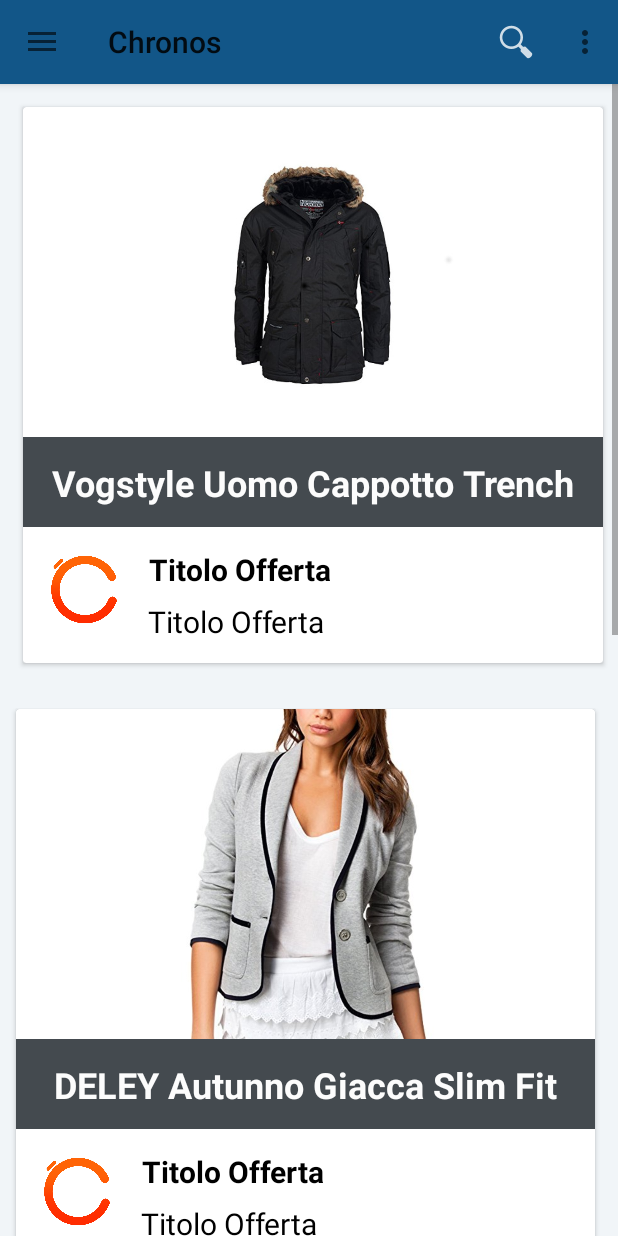
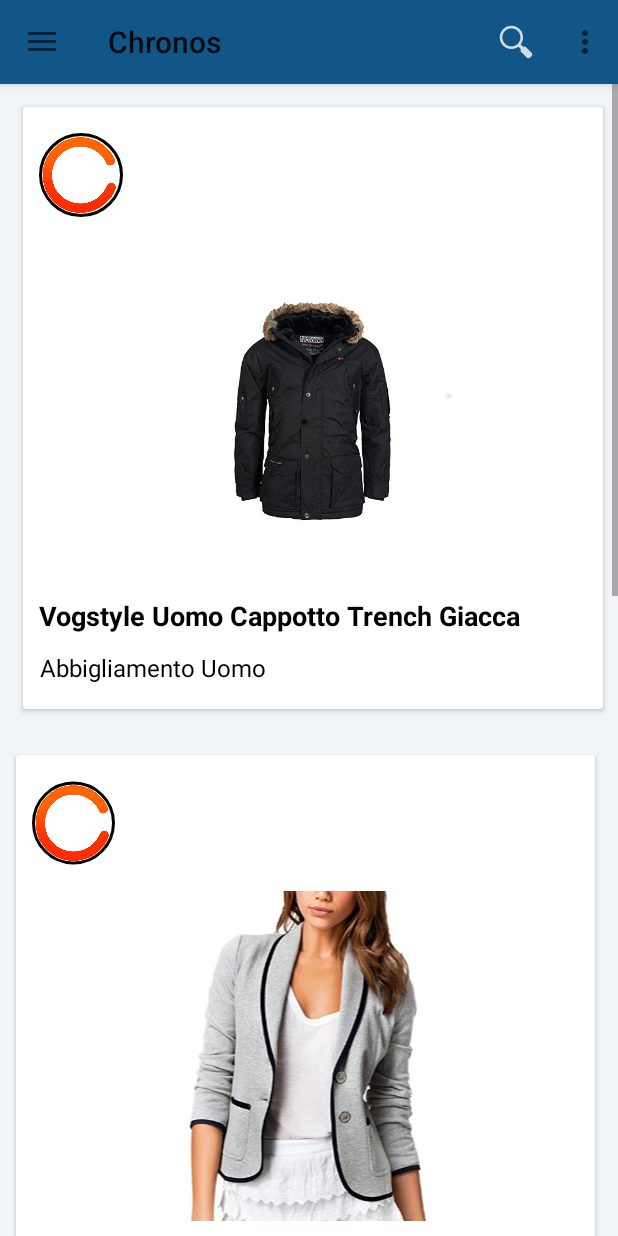
Before and after one commit to GiovanniBalestrieri/ChronosBeta, an Android app: the fragment OffersListFragment placed in its activity, on a phone screen of 412 x 824 dp. Run offline under Robolectric (Android 15) with nearby library versions, the light colour scheme and no system bars; our stand-ins replace CircleImageView, Volley; pictures from the network do not load.

Commit message:
Fixed card adapter

```diff
--- a/app/build.gradle
+++ b/app/build.gradle
@@ -48,6 +48,8 @@
     compile 'com.android.volley:volley:1.0.0'
     testCompile 'junit:junit:4.12'
 
+    // Circular profile pic
+    compile 'de.hdodenhof:circleimageview:2.1.0'
 
     // Glide
     compile 'com.github.bumptech.glide:glide:3.7.0'
--- a/app/src/main/java/box/chronos/userk/chronos/adapters/OffersAdapter.java
+++ b/app/src/main/java/box/chronos/userk/chronos/adapters/ArticleAdapter.java
@@ -3,6 +3,7 @@
 import android.content.Context;
 import android.support.v7.widget.PopupMenu;
 import android.support.v7.widget.RecyclerView;
+import android.util.Log;
 import android.view.LayoutInflater;
 import android.view.MenuInflater;
 import android.view.MenuItem;
@@ -12,15 +13,18 @@
 import android.widget.TextView;
 import android.widget.Toast;
 
+import com.bumptech.glide.Glide;
+
 import java.util.List;
 
 import box.chronos.userk.chronos.objects.Offer;
 import box.chronos.userk.chronos.R;
 
+
 /**
  * Created by ChronosTeam on 27/02/2017.
  */
-public class OffersAdapter extends RecyclerView.Adapter<OffersAdapter.MyViewHolder>{
+public class ArticleAdapter extends RecyclerView.Adapter<ArticleAdapter.MyViewHolder>{
 
     private Context mContext;
     private List<Offer> offerList;
@@ -31,7 +35,7 @@
         public void onItemClick(View view, int position);
     }
 
-    public OffersAdapter(Context mContext, List<Offer> mlicenceList, RecyclerView recyclerView) {
+    public ArticleAdapter(Context mContext, List<Offer> mlicenceList, RecyclerView recyclerView) {
         this.mContext = mContext;
         this.recyclerView = recyclerView;
         this.offerList = mlicenceList;
@@ -39,14 +43,18 @@
 
     public class MyViewHolder extends RecyclerView.ViewHolder {
         public TextView title;
-        public ImageView overflow;
+        public TextView cat;
+        public TextView shop_name;
         public ImageView thumbnail;
+        public ImageView shop_logo;
 
         public MyViewHolder(View view) {
             super(view);
             title = (TextView) view.findViewById(R.id.title_card_offer);
-            thumbnail = (ImageView) view.findViewById(R.id.thumbnail_card_offer);
-            //overflow = (ImageView) view.findViewById(R.id.overflow_card_offer);
+            cat = (TextView) view.findViewById(R.id.category_card_article);
+            shop_name = (TextView) view.findViewById(R.id.shop_top_card_info);
+            thumbnail = (ImageView) view.findViewById(R.id.thumbnail_card_article);
+            shop_logo = (ImageView) view.findViewById(R.id.shop_logo_card_article);
         }
     }
 
@@ -59,59 +67,41 @@
 
     @Override
     public void onBindViewHolder(final MyViewHolder holder, int position) {
-        Offer lic = offerList.get(position);
-        holder.title.setText(lic.getTitle());
+        Offer off = offerList.get(position);
+        holder.title.setText(off.getTitle());
+        holder.cat.setText(off.getCategory());
+        holder.shop_name.setText(off.getShop());
 
         //String urlImage = BASE_URL + LICENCES_IMG + lic.getId();
 
         // loading City cover using Glide library
-        // Glide.with(mContext).load(lic.getThumbnail()).into(holder.thumbnail);
+        Log.d("OFFFFF","PIC: " + Integer.toString(offerList.get(position).getDrawable_thumb()));
+        Glide.with(mContext).load(offerList.get(position).getDrawable_thumb()).into(holder.thumbnail);
+
+/*
+            Glide.with(mContext)
+                    .load(offerList.get(position).getDrawable_thumb())
+                    //.placeholder(R.drawable.piwo_48)
+                    //.transform(new CircleTransform(context))
+                    .into(holder.thumbnail);
+
+                    */
+    /*
+    } else {
+            // make sure Glide doesn't load anything into this view until told otherwise
+            Glide.clear(holder.imageView);
+            // remove the placeholder (optional); read comments below
+            holder.imageView.setImageDrawable(null);
+        }
+
+        */
+
         // thumbnail image
         //Log.d("ADAPTER", " URL: " + urlImage);
-        holder.thumbnail.setImageResource(offerList.get(position).getDrawable_thumb());
+        //holder.thumbnail.setImageResource(offerList.get(position).getDrawable_thumb());
 
-        holder.overflow.setOnClickListener(new View.OnClickListener() {
-            @Override
-            public void onClick(View view) {
-                showPopupMenu(holder.overflow);
-            }
-        });
     }
 
-    /**
-     * Showing popup menu when tapping on 3 dots
-     */
-    private void showPopupMenu(View view) {
-        // inflate menu
-        PopupMenu popup = new PopupMenu(mContext, view);
-        MenuInflater inflater = popup.getMenuInflater();
-        inflater.inflate(R.menu.menu_album, popup.getMenu());
-        popup.setOnMenuItemClickListener(new MyMenuItemClickListener());
-        popup.show();
-    }
-
-    /**
-     * Click listener for popup menu items
-     */
-    class MyMenuItemClickListener implements PopupMenu.OnMenuItemClickListener {
-
-        public MyMenuItemClickListener() {
-        }
-
-        @Override
-        public boolean onMenuItemClick(MenuItem menuItem) {
-            switch (menuItem.getItemId()) {
-                case R.id.action_add_favourite:
-                    Toast.makeText(mContext, "Add to favourite", Toast.LENGTH_SHORT).show();
-                    return true;
-                case R.id.action_play_next:
-                    Toast.makeText(mContext, "Play next", Toast.LENGTH_SHORT).show();
-                    return true;
-                default:
-            }
-            return false;
-        }
-    }
 
     /*
     @Override
--- a/app/src/main/java/box/chronos/userk/chronos/fragments/OffersListFragment.java
+++ b/app/src/main/java/box/chronos/userk/chronos/fragments/OffersListFragment.java
@@ -4,10 +4,8 @@
 import android.app.Fragment;
 import android.content.Intent;
 import android.graphics.Rect;
-import android.graphics.drawable.Drawable;
 import android.os.Build;
 import android.os.Bundle;
-import android.support.v4.content.ContextCompat;
 import android.support.v7.widget.DefaultItemAnimator;
 import android.support.v7.widget.LinearLayoutManager;
 import android.support.v7.widget.RecyclerView;
@@ -21,9 +19,8 @@
 import java.util.ArrayList;
 import java.util.List;
 
-import box.chronos.userk.chronos.activities.MainActivity;
 import box.chronos.userk.chronos.activities.OfferPage;
-import box.chronos.userk.chronos.adapters.OffersAdapter;
+import box.chronos.userk.chronos.adapters.ArticleAdapter;
 import box.chronos.userk.chronos.objects.Offer;
 import box.chronos.userk.chronos.R;
 import box.chronos.userk.chronos.settings.Includes;
@@ -34,7 +31,7 @@
  * Created by ChronosTeam on 27/02/2017.
  */
 public class OffersListFragment extends Fragment {
-    private OffersAdapter adapter;
+    private ArticleAdapter adapter;
     private List<Offer> offerList = new ArrayList<Offer>();
     private ImageView glideHeader;
 
@@ -58,7 +55,7 @@
         recyclerView.setHasFixedSize(true);
 
         offerList = new ArrayList<>();
-        adapter = new OffersAdapter(getActivity(), offerList, recyclerView);
+        adapter = new ArticleAdapter(getActivity(), offerList, recyclerView);
 
 
         RecyclerView.LayoutManager mLayoutManager = new LinearLayoutManager(getActivity());
--- a/app/src/main/res/layout/offer.xml
+++ b/app/src/main/res/layout/offer.xml
@@ -97,7 +97,7 @@
                             android:text="@string/offer_title_main"
                             android:textColor="@color/quiz_title"
                             android:textStyle="bold"
-                            android:textSize="@dimen/title_quiz"
+                            android:textSize="@dimen/article_title_article_page"
                             android:paddingTop="@dimen/offer_dialog_bar_padding_top"
                             android:paddingBottom="@dimen/offer_dialog_bar_padding_bottom" />
 
@@ -113,7 +113,7 @@
                             android:paddingTop="@dimen/offer_dialog_bar_padding_top"
                             android:textColor="@color/quiz_title"
                             android:textStyle="bold"
-                            android:textSize="@dimen/title_quiz"/>
+                            android:textSize="@dimen/discount_value_article_page"/>
 
                 </LinearLayout>
 
@@ -166,7 +166,7 @@
                     android:layout_width="match_parent"
                     android:layout_height="wrap_content"
                     android:text="@string/dummy_text"
-                    android:textSize="@dimen/quiz_content"
+                    android:textSize="@dimen/article_content_article_page"
                     android:textColor="@color/quiz_content"
                     android:layout_marginTop="@dimen/quiz_content_padding_top_bot"
                     android:layout_marginLeft="@dimen/quiz_content_padding_lateral"
--- a/app/src/main/res/layout/offers_card.xml
+++ b/app/src/main/res/layout/offers_card.xml
@@ -23,6 +23,81 @@
             android:layout_centerInParent="true"
             android:orientation="vertical">
 
+            <LinearLayout
+                android:layout_margin="@dimen/card_margin"
+                android:layout_below="@+id/thumbnail_card_offer"
+                android:id="@+id/top_info_card"
+                android:orientation="horizontal"
+                android:layout_width="fill_parent"
+                android:layout_weight="10"
+                android:layout_height="@dimen/offer_bottom_bar">
+
+                <LinearLayout
+                    android:layout_margin="@dimen/card_margin"
+                    android:layout_width="0dip"
+                    android:layout_height="match_parent"
+                    android:layout_weight="0.15">
+
+                    <de.hdodenhof.circleimageview.CircleImageView
+                        xmlns:app="http://schemas.android.com/apk/res-auto"
+                        android:id="@+id/shop_logo_card_article"
+                        android:layout_width="wrap_content"
+                        android:layout_height="wrap_content"
+                        android:src="@drawable/logo"
+                        app:civ_border_width="2dp"
+                        app:civ_border_color="#FF000000"/>
+
+                    <!--
+                    <ImageView
+                        android:id="@+id/shop_logo"
+                        android:layout_width="wrap_content"
+                        android:layout_height="wrap_content"
+                        android:adjustViewBounds="true"
+                        android:contentDescription="Logo"
+                        android:scaleType="centerCrop"
+                        android:src="@drawable/logo" />
+                        -->
+
+
+                </LinearLayout>
+
+
+                <LinearLayout
+                    android:orientation="vertical"
+                    android:layout_margin="@dimen/card_margin"
+                    android:layout_width="0dip"
+                    android:gravity="center"
+                    android:layout_height="match_parent"
+                    android:layout_weight="0.8">
+
+                    <TextView
+                        android:id="@+id/shop_top_card_info"
+                        android:layout_width="wrap_content"
+                        android:layout_height="match_parent"
+                        android:gravity="center"
+                        android:text="Nome negozio"
+                        android:textColor="@color/black"
+                        android:textSize="@dimen/shop_title_card"
+                        android:textStyle="bold" />
+
+                    <!--
+
+
+                    <TextView
+                        android:id="@+id/discount1"
+                        android:layout_width="wrap_content"
+                        android:layout_height="match_parent"
+                        android:layout_weight="0.7"
+                        android:gravity="center"
+                        android:text="Additional info"
+                        android:textColor="@color/black"
+                        android:textSize="@dimen/shop_title_card" />
+                        -->
+
+                </LinearLayout>
+
+            </LinearLayout>
+
             <RelativeLayout
                 android:layout_gravity="top"
                 android:layout_width="match_parent"
@@ -31,7 +106,7 @@
 
                 <!-- Thumbnail Image -->
                 <ImageView
-                    android:id="@+id/thumbnail_card_offer"
+                    android:id="@+id/thumbnail_card_article"
                     android:scaleType="fitCenter"
                     android:layout_width="match_parent"
                     android:background="@color/white"
@@ -40,6 +115,7 @@
                     android:clickable="true"
                     android:padding="0dp"/>
 
+                <!--
                 <LinearLayout
                     android:layout_below="@id/thumbnail_card_offer"
                     android:orientation="horizontal"
@@ -68,36 +144,10 @@
                             android:textColor="@color/offer_title"
                             android:textStyle="bold"
                             android:textSize="@dimen/offer_title" />
-
-                        <!--
-
-                            <TextView
-                                android:id="@+id/count"
-                                android:layout_width="match_parent"
-                                android:layout_height="wrap_content"
-                                android:layout_below="@id/title"
-                                android:textColor="@color/lic_title"
-                                android:paddingBottom="@dimen/num_count_padding_bottom"
-                                android:paddingLeft="@dimen/city_title_padding"
-                                android:paddingRight="@dimen/city_title_padding"
-                                android:textSize="@dimen/num_count" />
-    -->
-
                     </LinearLayout>
 
-                    <!--
-                    <ImageView
-                        android:id="@+id/overflow_card_offer"
-                        android:layout_width="@dimen/lic_ic_overflow_width"
-                        android:layout_height="@dimen/lic_ic_overflow_height"
-                        android:layout_alignParentRight="true"
-                        android:layout_marginTop="@dimen/lic_ic_overflow_margin_top"
-                        android:layout_marginRight="@dimen/lic_ic_overflow_margin_right"
-                        android:scaleType="centerCrop"
-                        android:src="@drawable/dots" />
-                    -->
-
                 </LinearLayout>
+                        -->
 
             </RelativeLayout>
 
@@ -114,6 +164,7 @@
                 android:layout_weight="10"
                 android:layout_height="@dimen/offer_bottom_bar">
 
+                <!--
                 <LinearLayout
                     android:layout_margin="@dimen/card_margin"
                     android:layout_width="0dip"
@@ -133,6 +184,8 @@
 
                 </LinearLayout>
 
+                -->
+
 
                 <LinearLayout
                     android:orientation="vertical"
@@ -142,27 +195,25 @@
                     android:layout_weight="0.7">
 
                     <TextView
-                        android:id="@+id/discount1"
+                        android:id="@+id/title_card_offer"
                         android:layout_width="wrap_content"
                         android:layout_height="match_parent"
                         android:layout_weight="0.7"
                         android:gravity="center"
                         android:text="Titolo Offerta"
                         android:textColor="@color/black"
-                        android:textSize="@dimen/title_quiz"
+                        android:textSize="@dimen/article_title_card"
                         android:textStyle="bold" />
 
-
-
                     <TextView
-                        android:id="@+id/discount"
+                        android:id="@+id/category_card_article"
                         android:layout_width="wrap_content"
                         android:layout_height="match_parent"
                         android:layout_weight="0.7"
                         android:gravity="center"
                         android:text="Titolo Offerta"
                         android:textColor="@color/black"
-                        android:textSize="@dimen/title_quiz" />
+                        android:textSize="@dimen/article_cat_card" />
 
                 </LinearLayout>
 
--- a/app/src/main/res/values/dimens.xml
+++ b/app/src/main/res/values/dimens.xml
@@ -82,11 +82,14 @@
 
     <dimen name="car_title">22dp</dimen>
 
-    <!-- Quiz Modal -->
+    <!-- Article Card -->
 
-    <dimen name="title_quiz">20dp</dimen>
-    <dimen name="title_quiz_cat">18dp</dimen>
-    <dimen name="quiz_content">18dp</dimen>
+    <dimen name="article_title_card">18sp</dimen>
+    <dimen name="shop_title_card">18sp</dimen>
+    <dimen name="article_cat_card">16sp</dimen>
+    <dimen name="article_content">16dp</dimen>
+
+
     <dimen name="quiz_multi">18dp</dimen>
     <dimen name="quiz_content_padding_top_bot">5dp</dimen>
     <dimen name="quiz_dialog_bar_padding_top_bot">5dp</dimen>
@@ -99,7 +102,13 @@
 
     <dimen name="shop_name">24dp</dimen>
 
-    <!-- Offer -->
+    <!-- Article View -->
+
+    <dimen name="article_title_article_page">18dp</dimen>
+    <dimen name="discount_value_article_page">18dp</dimen>
+    <dimen name="price_value_article_page">18dp</dimen>
+
+    <dimen name="article_content_article_page">16dp</dimen>
 
     <dimen name="offer_dialog_bar_padding_top">15dp</dimen>
     <dimen name="offer_dialog_bar_padding_bottom">15dp</dimen>
```
Also changed, not shown: app/src/main/java/box/chronos/userk/chronos/adapters/MyArticleAdapter.java (added, +134 -0 lines), app/src/main/res/layout/offer_new.xml (+4 -4 lines), 10 other files.
